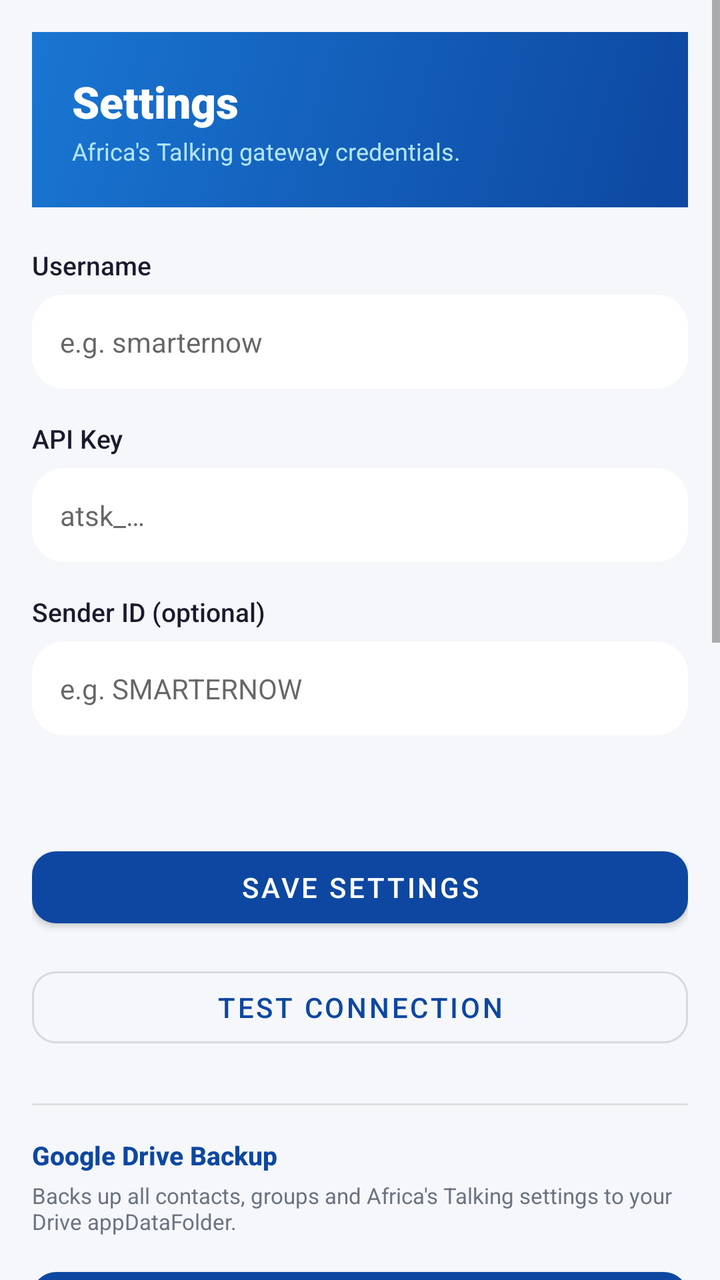
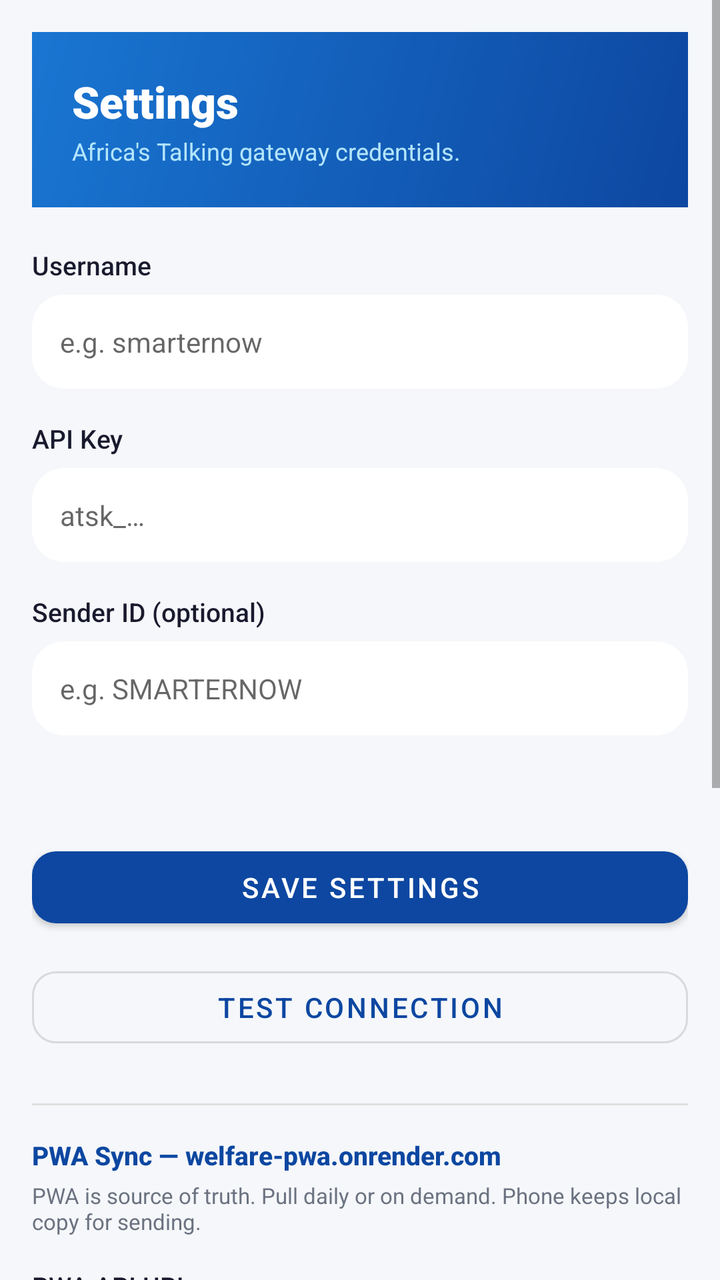

Two renders of the same Android screen: before a commit and after it. Below are the layout's source before the change and the commit's diff.
<!-- AndroidManifest.xml: application theme Theme.Smarternow -->
<!-- res/layout/activity_settings.xml -->
<?xml version="1.0" encoding="utf-8"?>
<ScrollView xmlns:android="http://schemas.android.com/apk/res/android"
    xmlns:app="http://schemas.android.com/apk/res-auto"
    android:layout_width="match_parent"
    android:layout_height="match_parent"
    android:background="@color/bg_light"
    android:fillViewport="true">

    <LinearLayout
        android:layout_width="match_parent"
        android:layout_height="wrap_content"
        android:orientation="vertical"
        android:padding="16dp">

        <LinearLayout
            android:layout_width="match_parent"
            android:layout_height="wrap_content"
            android:background="@drawable/bg_header_gradient"
            android:orientation="vertical"
            android:padding="20dp">

            <TextView
                android:layout_width="wrap_content"
                android:layout_height="wrap_content"
                android:fontFamily="sans-serif-black"
                android:text="@string/settings_title"
                android:textColor="@color/white"
                android:textSize="22sp" />

            <TextView
                android:layout_width="wrap_content"
                android:layout_height="wrap_content"
                android:layout_marginTop="2dp"
                android:text="@string/settings_gateway_desc"
                android:textColor="#B3E5FC"
                android:textSize="12sp" />
        </LinearLayout>

        <TextView
            android:layout_width="wrap_content"
            android:layout_height="wrap_content"
            android:layout_marginTop="20dp"
            android:fontFamily="sans-serif-medium"
            android:text="@string/settings_username"
            android:textColor="@color/text_primary"
            android:textSize="13sp" />

        <EditText
            android:id="@+id/etUsername"
            android:layout_width="match_parent"
            android:layout_height="wrap_content"
            android:layout_marginTop="6dp"
            android:background="@drawable/bg_card"
            android:hint="@string/settings_username_hint"
            android:inputType="text"
            android:padding="14dp"
            android:textColor="@color/text_primary"
            android:textSize="14sp" />

        <TextView
            android:layout_width="wrap_content"
            android:layout_height="wrap_content"
            android:layout_marginTop="16dp"
            android:fontFamily="sans-serif-medium"
            android:text="@string/settings_api_key"
            android:textColor="@color/text_primary"
            android:textSize="13sp" />

        <EditText
            android:id="@+id/etApiKey"
            android:layout_width="match_parent"
            android:layout_height="wrap_content"
            android:layout_marginTop="6dp"
            android:background="@drawable/bg_card"
            android:hint="@string/settings_api_hint"
            android:inputType="textPassword"
            android:padding="14dp"
            android:textColor="@color/text_primary"
            android:textSize="14sp" />

        <TextView
            android:layout_width="wrap_content"
            android:layout_height="wrap_content"
            android:layout_marginTop="16dp"
            android:fontFamily="sans-serif-medium"
            android:text="@string/settings_sender_label"
            android:textColor="@color/text_primary"
            android:textSize="13sp" />

        <EditText
            android:id="@+id/etSenderId"
            android:layout_width="match_parent"
            android:layout_height="wrap_content"
            android:layout_marginTop="6dp"
            android:background="@drawable/bg_card"
            android:hint="@string/settings_sender_hint"
            android:inputType="text"
            android:padding="14dp"
            android:textColor="@color/text_primary"
            android:textSize="14sp" />

        <com.google.android.material.materialswitch.MaterialSwitch
            android:id="@+id/swSandbox"
            android:layout_width="match_parent"
            android:layout_height="wrap_content"
            android:layout_marginTop="20dp"
            android:text="@string/settings_sandbox"
            android:textColor="@color/text_primary" />

        <com.google.android.material.materialswitch.MaterialSwitch
            android:id="@+id/swAutoSend"
            android:layout_width="match_parent"
            android:layout_height="wrap_content"
            android:layout_marginTop="8dp"
            android:text="@string/settings_autocontinue"
            android:textColor="@color/text_primary" />

        <com.google.android.material.button.MaterialButton
            android:id="@+id/btnSaveSettings"
            android:layout_width="match_parent"
            android:layout_height="wrap_content"
            android:layout_marginTop="24dp"
            android:text="@string/settings_save"
            app:cornerRadius="12dp" />

        <com.google.android.material.button.MaterialButton
            android:id="@+id/btnTestConnection"
            style="@style/Widget.MaterialComponents.Button.OutlinedButton"
            android:layout_width="match_parent"
            android:layout_height="wrap_content"
            android:layout_marginTop="12dp"
            android:text="@string/settings_test"
            app:cornerRadius="12dp" />

        <TextView
            android:id="@+id/tvLockStatus"
            android:layout_width="match_parent"
            android:layout_height="wrap_content"
            android:layout_marginTop="16dp"
            app:drawableStartCompat="@android:drawable/ic_lock_idle_lock"
            android:drawablePadding="8dp"
            android:gravity="center_vertical"
            android:text="@string/settings_locked"
            android:textColor="@color/validation_green"
            android:textSize="12sp"
            android:textStyle="bold"
            android:visibility="gone" />

        <com.google.android.material.button.MaterialButton
            android:id="@+id/btnEditSettings"
            style="@style/Widget.MaterialComponents.Button.OutlinedButton"
            android:layout_width="match_parent"
            android:layout_height="wrap_content"
            android:layout_marginTop="12dp"
            android:text="@string/settings_edit"
            app:cornerRadius="12dp"
            android:visibility="gone" />

        <View
            android:layout_width="match_parent"
            android:layout_height="1dp"
            android:layout_marginTop="24dp"
            android:background="@color/divider" />

        <TextView
            android:layout_width="wrap_content"
            android:layout_height="wrap_content"
            android:layout_marginTop="16dp"
            android:fontFamily="sans-serif-medium"
            android:text="@string/settings_drive_title"
            android:textColor="@color/primary"
            android:textSize="13sp"
            android:textStyle="bold" />

        <TextView
            android:id="@+id/tvDriveStatus"
            android:layout_width="wrap_content"
            android:layout_height="wrap_content"
            android:layout_marginTop="4dp"
            android:text="@string/settings_drive_desc"
            android:textColor="@color/text_secondary"
            android:textSize="11sp" />

        <com.google.android.material.button.MaterialButton
            android:id="@+id/btnDriveBackup"
            android:layout_width="match_parent"
            android:layout_height="wrap_content"
            android:layout_marginTop="12dp"
            android:text="@string/settings_drive_backup"
            app:cornerRadius="12dp"
            app:icon="@android:drawable/ic_menu_upload" />

        <com.google.android.material.button.MaterialButton
            android:id="@+id/btnDriveRestore"
            style="@style/Widget.MaterialComponents.Button.OutlinedButton"
            android:layout_width="match_parent"
            android:layout_height="wrap_content"
            android:layout_marginTop="8dp"
            android:text="@string/settings_drive_restore"
            app:cornerRadius="12dp"
            app:icon="@android:drawable/ic_menu_revert" />

        <TextView
            android:id="@+id/tvLastBackup"
            android:layout_width="wrap_content"
            android:layout_height="wrap_content"
            android:layout_marginTop="6dp"
            android:text=""
            android:textColor="@color/text_secondary"
            android:textSize="11sp" />

        <View
            android:layout_width="match_parent"
            android:layout_height="1dp"
            android:layout_marginTop="24dp"
            android:background="@color/divider" />

        <TextView
            android:layout_width="wrap_content"
            android:layout_height="wrap_content"
            android:layout_marginTop="16dp"
            android:fontFamily="sans-serif-medium"
            android:text="@string/pwa_sync_title"
            android:textColor="@color/primary"
            android:textSize="13sp"
            android:textStyle="bold" />

        <TextView
            android:layout_width="wrap_content"
            android:layout_height="wrap_content"
            android:layout_marginTop="4dp"
            android:text="@string/pwa_sync_desc"
            android:textColor="@color/text_secondary"
            android:textSize="11sp" />

        <TextView
            android:layout_width="wrap_content"
            android:layout_height="wrap_content"
            android:layout_marginTop="16dp"
            android:fontFamily="sans-serif-medium"
            android:text="@string/pwa_url_label"
            android:textColor="@color/text_primary"
            android:textSize="13sp" />

        <EditText
            android:id="@+id/etPwaUrl"
            android:layout_width="match_parent"
            android:layout_height="wrap_content"
            android:layout_marginTop="6dp"
            android:background="@drawable/bg_card"
            android:hint="@string/pwa_url_hint"
            android:inputType="textUri"
            android:padding="14dp"
            android:textColor="@color/text_primary"
            android:textSize="14sp" />

        <LinearLayout
            android:layout_width="match_parent"
            android:layout_height="wrap_content"
            android:layout_marginTop="12dp"
            android:orientation="horizontal">

            <com.google.android.material.button.MaterialButton
                android:id="@+id/btnSyncNow"
                android:layout_width="0dp"
                android:layout_height="wrap_content"
                android:layout_weight="1"
                android:text="@string/sync_now"
                app:cornerRadius="12dp" />

            <Space
                android:layout_width="8dp"
                android:layout_height="wrap_content" />

            <com.google.android.material.button.MaterialButton
                android:id="@+id/btnPushToPwa"
                style="@style/Widget.MaterialComponents.Button.OutlinedButton"
                android:layout_width="0dp"
                android:layout_height="wrap_content"
                android:layout_weight="1"
                android:text="@string/push_to_pwa"
                app:cornerRadius="12dp" />
        </LinearLayout>

        <TextView
            android:id="@+id/tvLastSync"
            android:layout_width="wrap_content"
            android:layout_height="wrap_content"
            android:layout_marginTop="6dp"
            android:text="@string/last_sync_never"
            android:textColor="@color/text_secondary"
            android:textSize="11sp" />

        <View
            android:layout_width="match_parent"
            android:layout_height="1dp"
            android:layout_marginTop="24dp"
            android:background="@color/divider" />

        <TextView
            android:layout_width="wrap_content"
            android:layout_height="wrap_content"
            android:layout_marginTop="16dp"
            android:fontFamily="sans-serif-medium"
            android:text="@string/device_binding_title"
            android:textColor="@color/primary"
            android:textSize="13sp"
            android:textStyle="bold" />

        <TextView
            android:layout_width="wrap_content"
            android:layout_height="wrap_content"
            android:layout_marginTop="4dp"
            android:text="@string/device_binding_desc"
            android:textColor="@color/text_secondary"
            android:textSize="11sp" />

        <TextView
            android:id="@+id/tvDeviceStatus"
            android:layout_width="wrap_content"
            android:layout_height="wrap_content"
            android:layout_marginTop="8dp"
            android:text="@string/device_status_unbound"
            android:textColor="@color/validation_amber"
            android:textSize="12sp"
            android:textStyle="bold" />

        <LinearLayout
            android:layout_width="match_parent"
            android:layout_height="wrap_content"
            android:layout_marginTop="12dp"
            android:orientation="horizontal">

            <com.google.android.material.button.MaterialButton
                android:id="@+id/btnDeviceRegister"
                android:layout_width="0dp"
                android:layout_height="wrap_content"
                android:layout_weight="1"
                android:text="@string/device_register"
                app:cornerRadius="12dp" />

            <Space
                android:layout_width="8dp"
                android:layout_height="wrap_content" />

            <com.google.android.material.button.MaterialButton
                android:id="@+id/btnDeviceRequestOtp"
                style="@style/Widget.MaterialComponents.Button.OutlinedButton"
                android:layout_width="0dp"
                android:layout_height="wrap_content"
                android:layout_weight="1"
                android:text="@string/device_request_otp"
                app:cornerRadius="12dp" />
        </LinearLayout>

        <LinearLayout
            android:layout_width="match_parent"
            android:layout_height="wrap_content"
            android:layout_marginTop="8dp"
            android:orientation="horizontal">

            <EditText
                android:id="@+id/etOtp"
                android:layout_width="0dp"
                android:layout_height="wrap_content"
                android:layout_weight="1"
                android:background="@drawable/bg_card"
                android:hint="@string/otp_hint"
                android:inputType="number"
                android:maxLength="6"
                android:padding="14dp"
                android:textColor="@color/text_primary"
                android:textSize="14sp" />

            <Space
                android:layout_width="8dp"
                android:layout_height="wrap_content" />

            <com.google.android.material.button.MaterialButton
                android:id="@+id/btnDeviceTransfer"
                android:layout_width="wrap_content"
                android:layout_height="wrap_content"
                android:text="@string/device_transfer"
                app:cornerRadius="12dp" />
        </LinearLayout>
    </LinearLayout>
</ScrollView>
<!-- resources referenced by this layout -->
<resources>
  <color name="bg_light">#F5F7FA</color>
  <color name="divider">#E0E0E0</color>
  <color name="primary">#0D47A1</color>
  <color name="text_primary">#1A1A2E</color>
  <color name="text_secondary">#6B7280</color>
  <color name="validation_amber">#F57F17</color>
  <color name="validation_green">#1B5E20</color>
  <color name="white">#FFFFFF</color>
  <!-- drawable bg_card (drawable) -->
  <?xml version="1.0" encoding="utf-8"?>
  <shape xmlns:android="http://schemas.android.com/apk/res/android"
      android:shape="rectangle">
      <solid android:color="@color/surface_light" />
      <corners android:radius="16dp" />
  </shape>
  <!-- drawable bg_header_gradient (drawable) -->
  <?xml version="1.0" encoding="utf-8"?>
  <shape xmlns:android="http://schemas.android.com/apk/res/android"
      android:shape="rectangle">
      <gradient
          android:angle="135"
          android:startColor="#0D47A1"
          android:endColor="#1976D2" />
  </shape>
  <string name="device_binding_desc">First device that registers locks the API key. Other devices need OTP to transfer.</string>
  <string name="device_binding_title">Device Lock — One APK, One Device</string>
  <string name="device_register">Register device</string>
  <string name="device_request_otp">Request OTP</string>
  <string name="device_status_unbound">Unbound — tap Register</string>
  <string name="device_transfer">Transfer with OTP</string>
  <string name="last_sync_never">Never synced</string>
  <string name="otp_hint">6-digit OTP</string>
  <string name="push_to_pwa">Push to PWA</string>
  <string name="pwa_sync_desc">PWA is source of truth. Pull daily or on demand. Phone keeps local copy for sending.</string>
  <string name="pwa_sync_title">PWA Sync — welfare-pwa.onrender.com</string>
  <string name="pwa_url_hint">https://welfare-pwa.onrender.com/api</string>
  <string name="pwa_url_label">PWA API URL</string>
  <string name="settings_api_hint">atsk_…</string>
  <string name="settings_api_key">API Key</string>
  <string name="settings_autocontinue">Auto-continue after splash validation</string>
  <string name="settings_drive_backup">Backup to Drive</string>
  <string name="settings_drive_desc">Backs up all contacts, groups and Africa\'s Talking settings to your Drive appDataFolder.</string>
  <string name="settings_drive_restore">Restore from Drive</string>
  <string name="settings_drive_title">Google Drive Backup</string>
  <string name="settings_edit">Edit credentials</string>
  <string name="settings_gateway_desc">Africa\'s Talking gateway credentials.</string>
  <string name="settings_locked">Locked — tap Edit to change credentials</string>
  <string name="settings_sandbox">Sandbox mode (no real SMS billed)</string>
  <string name="settings_save">Save settings</string>
  <string name="settings_sender_hint">e.g. SMARTERNOW</string>
  <string name="settings_sender_label">Sender ID  (optional)</string>
  <string name="settings_test">Test connection</string>
  <string name="settings_title">Settings</string>
  <string name="settings_username">Username</string>
  <string name="settings_username_hint">e.g. smarternow</string>
  <string name="sync_now">Sync now</string>
  <style name="Theme.Smarternow" parent="Theme.MaterialComponents.Light.NoActionBar">
          <item name="colorPrimary">@color/primary</item>
          <item name="colorPrimaryDark">@color/primary_dark</item>
          <item name="colorAccent">@color/accent</item>
          <item name="android:statusBarColor">@color/primary_dark</item>
          <item name="android:windowBackground">@color/bg_light</item>
      </style>
  <color name="surface_light">#FFFFFF</color>
  <color name="primary_dark">#002171</color>
  <color name="accent">#00C853</color>
</resources>

<!-- the commit's change to res/layout/activity_settings.xml (unified diff, before → after) -->
@@ -167,59 +167,6 @@
             android:layout_height="wrap_content"
             android:layout_marginTop="16dp"
             android:fontFamily="sans-serif-medium"
-            android:text="@string/settings_drive_title"
-            android:textColor="@color/primary"
-            android:textSize="13sp"
-            android:textStyle="bold" />
-
-        <TextView
-            android:id="@+id/tvDriveStatus"
-            android:layout_width="wrap_content"
-            android:layout_height="wrap_content"
-            android:layout_marginTop="4dp"
-            android:text="@string/settings_drive_desc"
-            android:textColor="@color/text_secondary"
-            android:textSize="11sp" />
-
-        <com.google.android.material.button.MaterialButton
-            android:id="@+id/btnDriveBackup"
-            android:layout_width="match_parent"
-            android:layout_height="wrap_content"
-            android:layout_marginTop="12dp"
-            android:text="@string/settings_drive_backup"
-            app:cornerRadius="12dp"
-            app:icon="@android:drawable/ic_menu_upload" />
-
-        <com.google.android.material.button.MaterialButton
-            android:id="@+id/btnDriveRestore"
-            style="@style/Widget.MaterialComponents.Button.OutlinedButton"
-            android:layout_width="match_parent"
-            android:layout_height="wrap_content"
-            android:layout_marginTop="8dp"
-            android:text="@string/settings_drive_restore"
-            app:cornerRadius="12dp"
-            app:icon="@android:drawable/ic_menu_revert" />
-
-        <TextView
-            android:id="@+id/tvLastBackup"
-            android:layout_width="wrap_content"
-            android:layout_height="wrap_content"
-            android:layout_marginTop="6dp"
-            android:text=""
-            android:textColor="@color/text_secondary"
-            android:textSize="11sp" />
-
-        <View
-            android:layout_width="match_parent"
-            android:layout_height="1dp"
-            android:layout_marginTop="24dp"
-            android:background="@color/divider" />
-
-        <TextView
-            android:layout_width="wrap_content"
-            android:layout_height="wrap_content"
-            android:layout_marginTop="16dp"
-            android:fontFamily="sans-serif-medium"
             android:text="@string/pwa_sync_title"
             android:textColor="@color/primary"
             android:textSize="13sp"
<!-- resource entries referenced after the edit -->
@@ -40,10 +40,6 @@
   <string name="settings_api_hint">atsk_…</string>
   <string name="settings_api_key">API Key</string>
   <string name="settings_autocontinue">Auto-continue after splash validation</string>
-  <string name="settings_drive_backup">Backup to Drive</string>
-  <string name="settings_drive_desc">Backs up all contacts, groups and Africa\'s Talking settings to your Drive appDataFolder.</string>
-  <string name="settings_drive_restore">Restore from Drive</string>
-  <string name="settings_drive_title">Google Drive Backup</string>
   <string name="settings_edit">Edit credentials</string>
   <string name="settings_gateway_desc">Africa\'s Talking gateway credentials.</string>
   <string name="settings_locked">Locked — tap Edit to change credentials</string>
